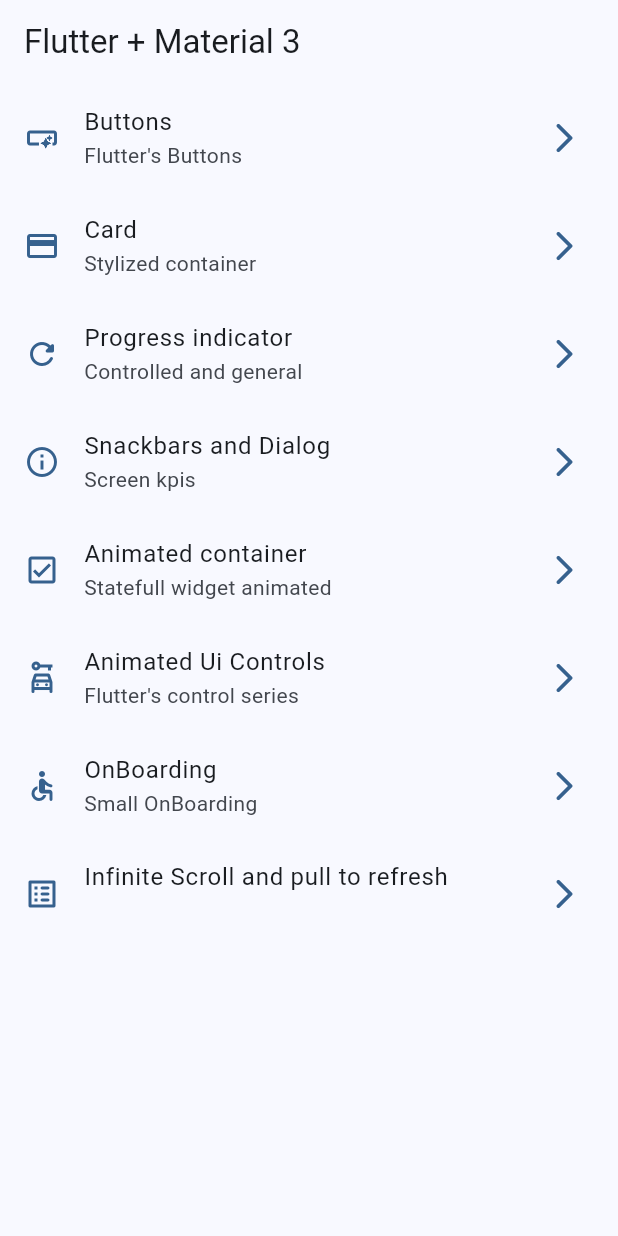
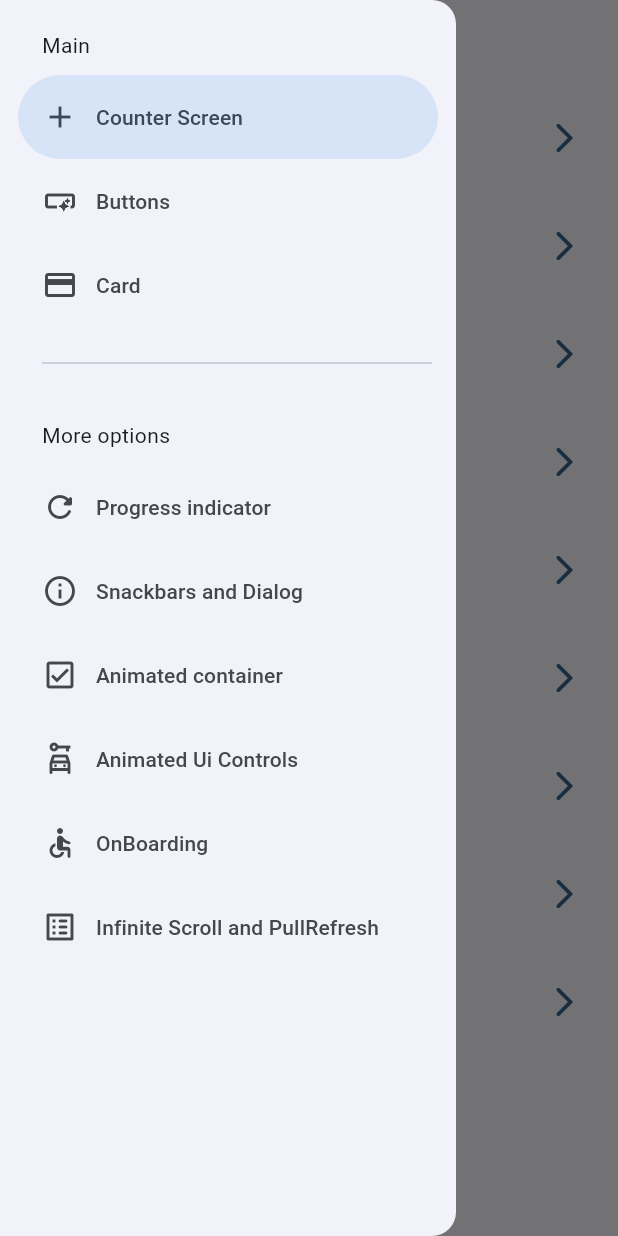
Before and after one commit to CRaez-Dev/flutter-starter, a Flutter app: the screen it shows after launch, with the side drawer open (before the commit the screen has no drawer), on a phone screen of 412 x 824 dp. Run offline on Flutter 3.47's test engine with Material 3 defaults, Android fonts, the phone set to English and light mode, and no system bars; our stand-ins replace animate_do, dio, go_router, video_player.

```diff
--- a/widgets_app/lib/config/menu/menu_items.dart
+++ b/widgets_app/lib/config/menu/menu_items.dart
@@ -21,6 +21,13 @@ class MenuItem {
 }
 
 const appMenuItems = <MenuItem>[
+  MenuItem(
+      name: CounterScreen.name,
+      title: 'Counter Screen',
+      subTitle: "Riverpod counter",
+      link: '/counter_with_riverpod',
+      icon: Icons.add,
+      widget: CounterScreen()),
   MenuItem(
       name: ButtonsScreen.name,
       title: 'Buttons',
@@ -72,10 +79,9 @@ const appMenuItems = <MenuItem>[
       widget: AppTutorialScreen()),
   MenuItem(
       name: InfiniteScrollScreen.name,
-      title: 'Infinite Scroll and pull to refresh',
-      subTitle: "",
+      title: 'Infinite Scroll and PullRefresh',
+      subTitle: "Infinite Scroll and PullRefresh",
       link: '/infinite_scroll_pull_to_refresh',
       icon: Icons.list_alt_rounded,
       widget: InfiniteScrollScreen())
-
 ];
--- a/widgets_app/lib/ui/screens/home/home_screen.dart
+++ b/widgets_app/lib/ui/screens/home/home_screen.dart
@@ -1,18 +1,22 @@
 import 'package:flutter/material.dart';
 import 'package:go_router/go_router.dart';
 import 'package:widgets_app/config/menu/menu_items.dart';
-import 'package:widgets_app/ui/screens/card/cards_screen.dart';
+import 'package:widgets_app/ui/widgets/side_menu.dart';
 
 class HomeScreen extends StatelessWidget {
-
   static const String name = 'home_screen';
   const HomeScreen({super.key});
 
   @override
   Widget build(BuildContext context) {
+    final scaffoldKey = GlobalKey<ScaffoldState>();
     return Scaffold(
+      key: scaffoldKey,
       appBar: AppBar(title: const Text("Flutter + Material 3")),
       body: const _HomeView(),
+      drawer: SideMenu(
+        scaffoldKey: scaffoldKey,
+      ),
     );
   }
 }
@@ -57,7 +61,6 @@ class _CustomListTile extends StatelessWidget {
       title: Text(item.title),
       subtitle: Text(item.subTitle),
       onTap: () {
-
         context.push(item.link);
       },
     );
--- a/widgets_app/lib/ui/screens/screens.dart
+++ b/widgets_app/lib/ui/screens/screens.dart
@@ -1,3 +1,5 @@
+export 'package:widgets_app/ui/screens/counter/counter_screen.dart';
+
 export 'package:widgets_app/ui/screens/animated/animated_screen.dart';
 export 'package:widgets_app/ui/screens/app_tutorial/app_tutorial_screen.dart';
 export 'package:widgets_app/ui/screens/infinite_scroll/infinite_scroll_screen.dart';
--- /dev/null
+++ b/widgets_app/lib/ui/widgets/side_menu.dart
@@ -0,0 +1,63 @@
+import 'dart:io';
+
+import 'package:flutter/material.dart';
+import 'package:go_router/go_router.dart';
+import 'package:widgets_app/config/menu/menu_items.dart';
+
+class SideMenu extends StatefulWidget {
+
+  final GlobalKey<ScaffoldState> scaffoldKey;
+  const SideMenu({super.key,required this.scaffoldKey});
+
+  @override
+  State<SideMenu> createState() => _SideMenuState();
+}
+
+class _SideMenuState extends State<SideMenu> {
+  int navDrawerIndex = 0;
+  @override
+  Widget build(BuildContext context) {
+    final hasNotch = MediaQuery.of(context).viewPadding.top > 35;
+
+    return NavigationDrawer(
+      selectedIndex: navDrawerIndex,
+      onDestinationSelected: (value) {
+        setState(() {
+          navDrawerIndex = value;
+        });
+
+        final menuItem = appMenuItems[value];
+        context.push(menuItem.link);
+
+        widget.scaffoldKey.currentState?.closeDrawer();
+
+      },
+      children: [
+        Padding(
+          padding: EdgeInsets.fromLTRB(28, hasNotch ? 10 : 20, 16, 10),
+          child: const Text('Main'),
+        ),
+        ...appMenuItems
+            .sublist(0, 3)
+            .map((menuItem) => NavigationDrawerDestination(
+                  icon: Icon(menuItem.icon),
+                  label: Text(menuItem.title),
+                )),
+        const Padding(
+          padding: EdgeInsets.fromLTRB(28, 16, 16, 10),
+          child: Divider(),
+        ),
+        Padding(
+          padding: EdgeInsets.fromLTRB(28, hasNotch ? 10 : 20, 16, 10),
+          child: const Text('More options'),
+        ),
+        ...appMenuItems
+            .sublist(3)
+            .map((menuItem) => NavigationDrawerDestination(
+                  icon: Icon(menuItem.icon),
+                  label: Text(menuItem.title),
+                )),
+      ],
+    );
+  }
+}
```
Also changed, not shown: widgets_app/lib/ui/screens/counter/counter_screen.dart (added, +24 -0 lines).
